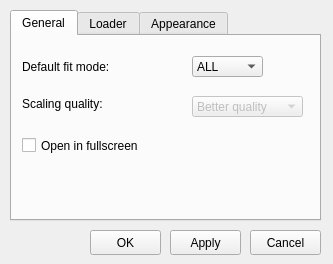
First picture: the form in settingsdialog.ui, repository do-i/thumbgrid, before the edit.
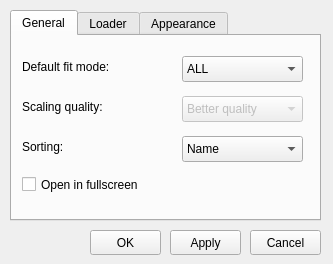
Second picture: the form after the edit. The open tabs and pages were chosen to show the change. Custom widgets are drawn as their Qt base class.

Commit message: added directory sorting option

```diff
--- a/settingsdialog.ui
+++ b/settingsdialog.ui
@@ -90,7 +90,7 @@
       <rect>
        <x>10</x>
        <y>20</y>
-       <width>121</width>
+       <width>151</width>
        <height>21</height>
       </rect>
      </property>
@@ -101,10 +101,10 @@
     <widget class="QComboBox" name="fitModeComboBox">
      <property name="geometry">
       <rect>
-       <x>180</x>
+       <x>170</x>
        <y>20</y>
-       <width>71</width>
-       <height>21</height>
+       <width>121</width>
+       <height>26</height>
       </rect>
      </property>
      <item>
@@ -128,8 +128,8 @@
       <rect>
        <x>10</x>
        <y>60</y>
-       <width>121</width>
-       <height>16</height>
+       <width>151</width>
+       <height>21</height>
       </rect>
      </property>
      <property name="text">
@@ -142,10 +142,10 @@
      </property>
      <property name="geometry">
       <rect>
-       <x>180</x>
+       <x>170</x>
        <y>60</y>
-       <width>111</width>
-       <height>21</height>
+       <width>121</width>
+       <height>26</height>
       </rect>
      </property>
      <item>
@@ -163,15 +163,58 @@
      <property name="geometry">
       <rect>
        <x>10</x>
-       <y>100</y>
+       <y>138</y>
        <width>171</width>
-       <height>19</height>
+       <height>21</height>
       </rect>
      </property>
      <property name="text">
       <string>Open in fullscreen</string>
      </property>
     </widget>
+    <widget class="QLabel" name="sortingLabel">
+     <property name="geometry">
+      <rect>
+       <x>10</x>
+       <y>100</y>
+       <width>151</width>
+       <height>21</height>
+      </rect>
+     </property>
+     <property name="text">
+      <string>Sorting:</string>
+     </property>
+    </widget>
+    <widget class="QComboBox" name="sortingComboBox">
+     <property name="geometry">
+      <rect>
+       <x>170</x>
+       <y>100</y>
+       <width>121</width>
+       <height>26</height>
+      </rect>
+     </property>
+     <item>
+      <property name="text">
+       <string>Name</string>
+      </property>
+     </item>
+     <item>
+      <property name="text">
+       <string>Name (desc)</string>
+      </property>
+     </item>
+     <item>
+      <property name="text">
+       <string>Date</string>
+      </property>
+     </item>
+     <item>
+      <property name="text">
+       <string>Date (desc)</string>
+      </property>
+     </item>
+    </widget>
    </widget>
    <widget class="QWidget" name="tab_2">
     <property name="enabled">
```
Left out of the diff: 2 changed lines with no effect on the pictures. The commit also changes 12 other files.
